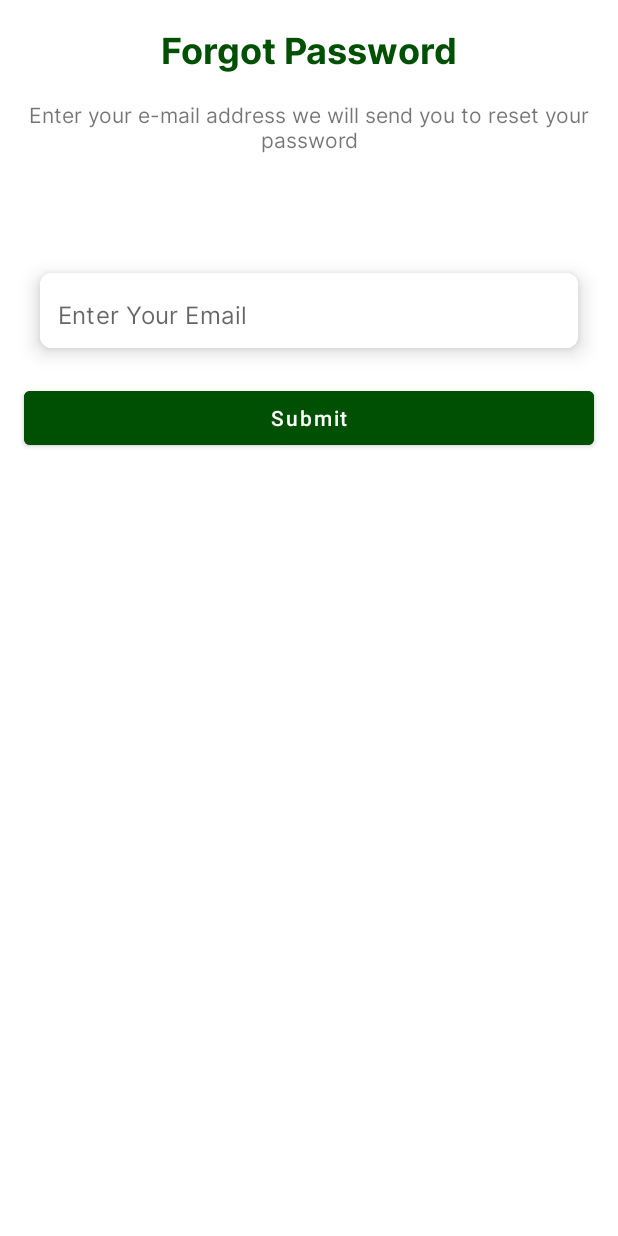
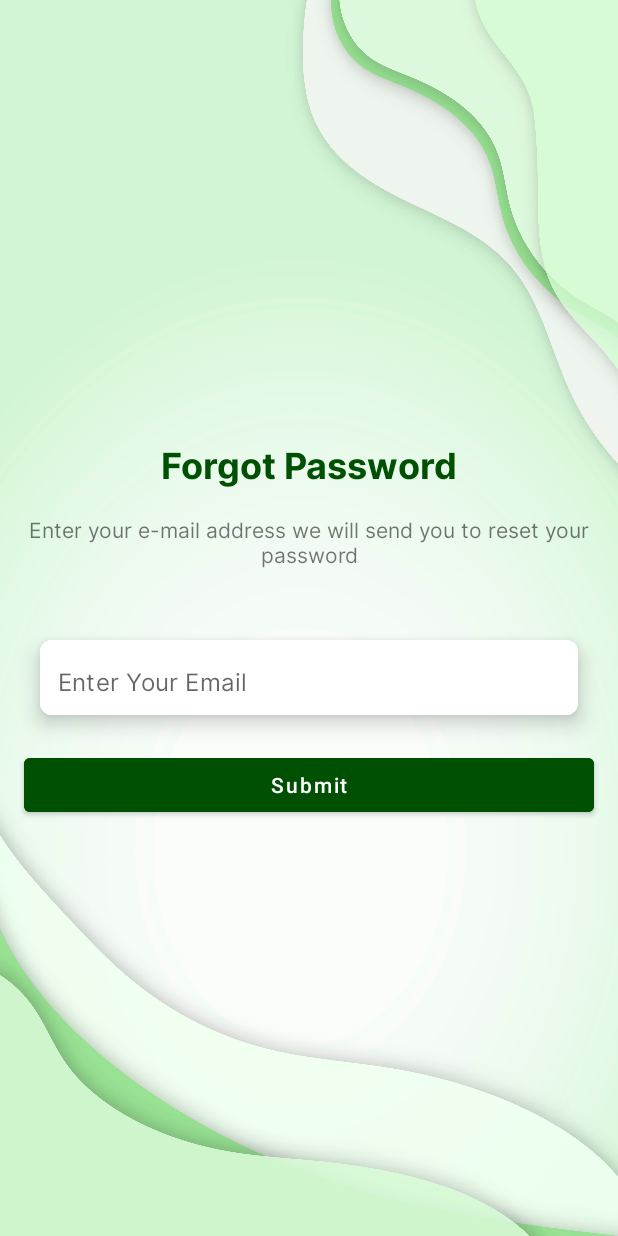
Before and after one commit to yigityesiladaa/android_places_to_visit_app, an Android app: the ForgotPasswordFragment screen opened through its navigation route, on a phone screen of 412 x 824 dp. Run offline under Robolectric (Android 15) with nearby library versions, the phone set to English and light mode, and no system bars; our stand-ins replace Firebase (no records; nobody signed in at launch, a user with empty details on screens opened directly).

Commit message:
App UI Updated (Background Design Implemented)

```diff
--- a/app/src/main/res/layout/custom_add_route_toolbar.xml
+++ b/app/src/main/res/layout/custom_add_route_toolbar.xml
@@ -8,7 +8,7 @@
 
     <TextView
         android:id="@+id/textView5"
-        android:layout_width="0dp"
+        android:layout_width="wrap_content"
         android:layout_height="wrap_content"
         android:layout_marginStart="16dp"
         android:layout_marginEnd="16dp"
@@ -25,7 +25,7 @@
         android:id="@+id/btnBackImage"
         android:layout_width="wrap_content"
         android:layout_height="wrap_content"
-        android:layout_marginStart="16dp"
+        android:layout_marginStart="8dp"
         android:backgroundTint="@android:color/transparent"
         app:layout_constraintBottom_toBottomOf="parent"
         app:layout_constraintStart_toStartOf="parent"
--- a/app/src/main/res/layout/fragment_forgot_password_fragment.xml
+++ b/app/src/main/res/layout/fragment_forgot_password_fragment.xml
@@ -4,14 +4,22 @@
     xmlns:tools="http://schemas.android.com/tools"
     android:layout_width="match_parent"
     android:layout_height="match_parent"
+    android:background="@drawable/background_image"
     tools:context=".ui.auth.forgotPassword.ForgotPasswordFragment">
+
+    <androidx.constraintlayout.widget.ConstraintLayout
+        android:layout_width="match_parent"
+        android:layout_height="wrap_content"
+        app:layout_constraintBottom_toBottomOf="parent"
+        app:layout_constraintStart_toStartOf="parent"
+        app:layout_constraintTop_toTopOf="parent">
 
         <com.google.android.material.card.MaterialCardView
             android:id="@+id/cardView1"
             android:layout_width="0dp"
             android:layout_height="wrap_content"
             android:layout_marginHorizontal="16dp"
-        android:layout_marginTop="64dp"
+            android:layout_marginTop="32dp"
             app:cardCornerRadius="8dp"
             app:cardElevation="8dp"
             app:cardUseCompatPadding="true"
@@ -47,10 +55,10 @@
             android:layout_width="wrap_content"
             android:layout_height="wrap_content"
             android:layout_marginTop="16dp"
-        android:textSize="24sp"
             android:fontFamily="@font/inter_bold"
             android:text="@string/forgot_password_text"
             android:textColor="@color/primary_color"
+            android:textSize="24sp"
             app:layout_constraintEnd_toEndOf="parent"
             app:layout_constraintStart_toStartOf="parent"
             app:layout_constraintTop_toTopOf="parent" />
@@ -74,11 +82,12 @@
             android:layout_width="0dp"
             android:layout_height="wrap_content"
             android:layout_marginTop="8dp"
+            android:backgroundTint="@color/primary_color"
             android:text="@string/submit_text"
-        android:backgroundTint="@color/primary_color"
             android:textAllCaps="false"
             app:layout_constraintEnd_toEndOf="@+id/cardView1"
             app:layout_constraintStart_toStartOf="@+id/cardView1"
             app:layout_constraintTop_toBottomOf="@+id/cardView1" />
+    </androidx.constraintlayout.widget.ConstraintLayout>
 
 </androidx.constraintlayout.widget.ConstraintLayout>
--- a/app/src/main/res/layout/fragment_home.xml
+++ b/app/src/main/res/layout/fragment_home.xml
@@ -4,7 +4,9 @@
     xmlns:tools="http://schemas.android.com/tools"
     android:layout_width="match_parent"
     android:layout_height="match_parent"
+    android:background="@drawable/background_image"
     tools:context=".ui.home.HomeFragment">
+
 
     <include
         android:id="@+id/custom_toolbar"
--- a/app/src/main/res/layout/fragment_sign_in.xml
+++ b/app/src/main/res/layout/fragment_sign_in.xml
@@ -4,6 +4,7 @@
     xmlns:tools="http://schemas.android.com/tools"
     android:layout_width="match_parent"
     android:layout_height="match_parent"
+    android:background="@drawable/background_image"
     tools:context=".ui.auth.signIn.SignInFragment">
 
 
--- a/app/src/main/res/layout/place_list_item.xml
+++ b/app/src/main/res/layout/place_list_item.xml
@@ -106,7 +106,7 @@
                     app:layout_constraintStart_toStartOf="@+id/txtDescription"
                     app:layout_constraintTop_toBottomOf="@+id/txtDescription">
 
-                    <ImageButton
+                    <ImageView
                         android:id="@+id/btnHideDescImage"
                         android:layout_width="wrap_content"
                         android:layout_height="wrap_content"
--- a/app/src/main/res/values/colors.xml
+++ b/app/src/main/res/values/colors.xml
@@ -12,4 +12,5 @@
     <color name="primary_color">#005003</color>
     <color name="secondary_color">#CCFFCE</color>
     <color name="transparent_color">#00CCFFCE</color>
+    <color name="black_shade">#4D000000</color>
 </resources>
```
Also changed, not shown: app/src/main/res/layout/fragment_add_place.xml (+8 -2 lines), app/src/main/res/layout/fragment_sign_up.xml (+11 -7 lines), app/src/main/res/drawable/background_image.png (added). Lines whose indentation alone changed are shown as unchanged.
